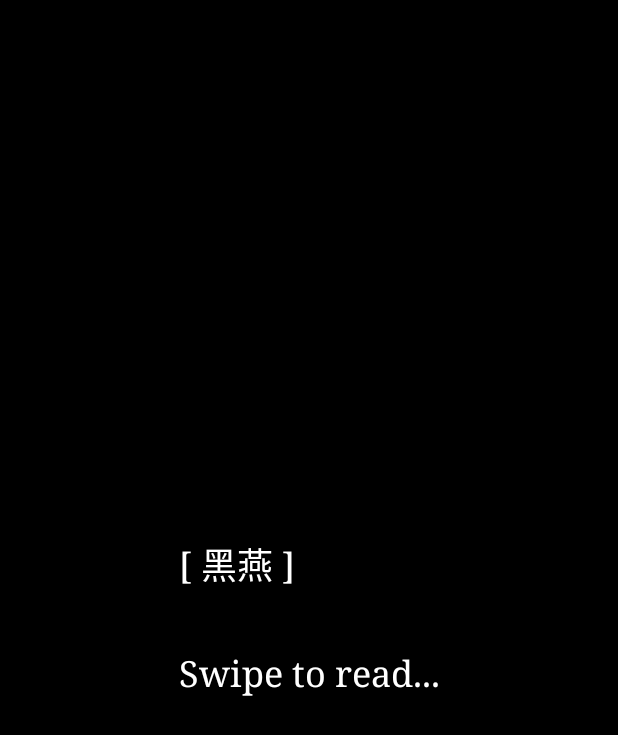
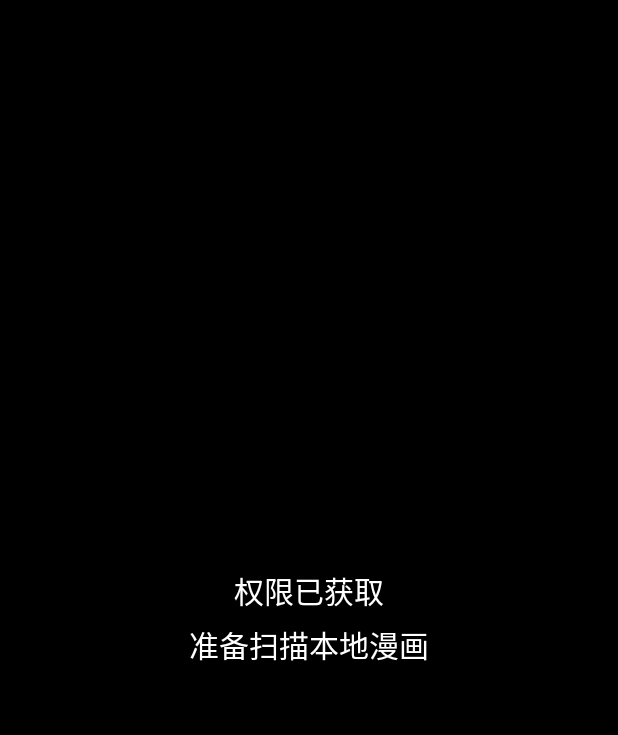
Before and after one commit to maxlanceund/BlackSwallow, an Android app built with Jetpack Compose: the screen it shows after launch (MainActivity), on a phone screen of 412 x 824 dp. Shown: the top 735 px of the screen. Run offline under Robolectric (Android 15) with nearby library versions, the phone set to English and light mode, and no system bars.

Commit message:
feat: update icon, label to Chinese, and add storage permission request

```diff
--- a/app/src/main/AndroidManifest.xml
+++ b/app/src/main/AndroidManifest.xml
@@ -1,8 +1,14 @@
 <?xml version="1.0" encoding="utf-8"?>
 <manifest xmlns:android="http://schemas.android.com/apk/res/android">
+
+    <!-- 申请读取手机存储的权限 -->
+    <uses-permission android:name="android.permission.READ_EXTERNAL_STORAGE" />
+    <uses-permission android:name="android.permission.READ_MEDIA_IMAGES" />
+
     <application
         android:allowBackup="true"
-        android:label="BlackSwallow"
+        android:icon="@drawable/logo"
+        android:label="黑燕"
         android:theme="@android:style/Theme.Material.NoActionBar">
         <activity
             android:name=".MainActivity"
--- a/app/src/main/java/com/maxlanceund/blackswallow/MainActivity.kt
+++ b/app/src/main/java/com/maxlanceund/blackswallow/MainActivity.kt
@@ -1,17 +1,24 @@
 package com.maxlanceund.blackswallow
 
+import android.Manifest
+import android.content.pm.PackageManager
+import android.os.Build
 import android.os.Bundle
 import androidx.activity.ComponentActivity
+import androidx.activity.compose.rememberLauncherForActivityResult
 import androidx.activity.compose.setContent
+import androidx.activity.result.contract.ActivityResultContracts
 import androidx.compose.foundation.background
 import androidx.compose.foundation.layout.*
 import androidx.compose.material3.Text
-import androidx.compose.runtime.Composable
+import androidx.compose.runtime.*
 import androidx.compose.ui.Alignment
 import androidx.compose.ui.Modifier
 import androidx.compose.ui.graphics.Color
+import androidx.compose.ui.platform.LocalContext
 import androidx.compose.ui.text.font.FontFamily
 import androidx.compose.ui.unit.sp
+import androidx.core.content.ContextCompat
 
 class MainActivity : ComponentActivity() {
     override fun onCreate(savedInstanceState: Bundle?) {
@@ -24,6 +31,33 @@ class MainActivity : ComponentActivity() {
 
 @Composable
 fun BlackSwallowApp() {
+    val context = LocalContext.current
+    // 判断是否需要申请权限
+    val permission = if (Build.VERSION.SDK_INT >= Build.VERSION_CODES.TIRAMISU) {
+        Manifest.permission.READ_MEDIA_IMAGES
+    } else {
+        Manifest.permission.READ_EXTERNAL_STORAGE
+    }
+
+    var hasPermission by remember {
+        mutableStateOf(
+            ContextCompat.checkSelfPermission(context, permission) == PackageManager.PERMISSION_GRANTED
+        )
+    }
+
+    // 权限申请弹窗的逻辑
+    val launcher = rememberLauncherForActivityResult(
+        contract = ActivityResultContracts.RequestPermission(),
+        onResult = { isGranted -> hasPermission = isGranted }
+    )
+
+    // 页面一打开，自动弹窗申请权限
+    LaunchedEffect(Unit) {
+        if (!hasPermission) {
+            launcher.launch(permission)
+        }
+    }
+
     Box(
         modifier = Modifier
             .fillMaxSize()
@@ -31,11 +65,12 @@ fun BlackSwallowApp() {
         contentAlignment = Alignment.Center
     ) {
         Text(
-            text = "[ 黑燕 ]\n\nSwipe to read...",
+            text = if (hasPermission) "权限已获取\n准备扫描本地漫画" else "[ 黑燕 ]\n需要文件权限才能阅读",
             color = Color.White,
             fontFamily = FontFamily.Serif,
-            fontSize = 24.sp,
-            lineHeight = 36.sp
+            fontSize = 20.sp,
+            lineHeight = 36.sp,
+            textAlign = androidx.compose.ui.text.style.TextAlign.Center
         )
     }
 }
```
Also changed, not shown: app/src/main/res/drawable/logo.png (added).
